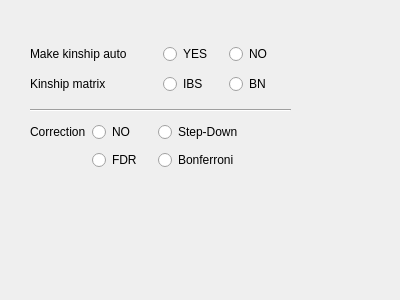
gdengchao/H_G, file emmaxparamwidget.ui: the form before one commit.
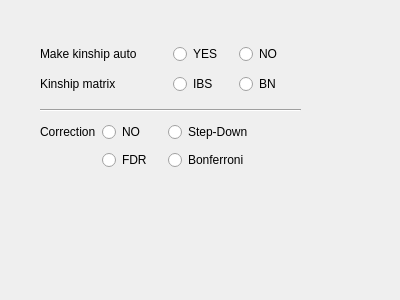
The form after the commit.

```diff
--- a/emmaxparamwidget.ui
+++ b/emmaxparamwidget.ui
@@ -16,7 +16,7 @@
   <widget class="QWidget" name="layoutWidget">
    <property name="geometry">
     <rect>
-     <x>30</x>
+     <x>40</x>
      <y>40</y>
      <width>259</width>
      <height>58</height>
@@ -150,7 +150,7 @@
   <widget class="QWidget" name="layoutWidget_2">
    <property name="geometry">
     <rect>
-     <x>30</x>
+     <x>40</x>
      <y>120</y>
      <width>251</width>
      <height>54</height>
@@ -248,7 +248,7 @@
   <widget class="Line" name="line">
    <property name="geometry">
     <rect>
-     <x>30</x>
+     <x>40</x>
      <y>100</y>
      <width>261</width>
      <height>21</height>
```
